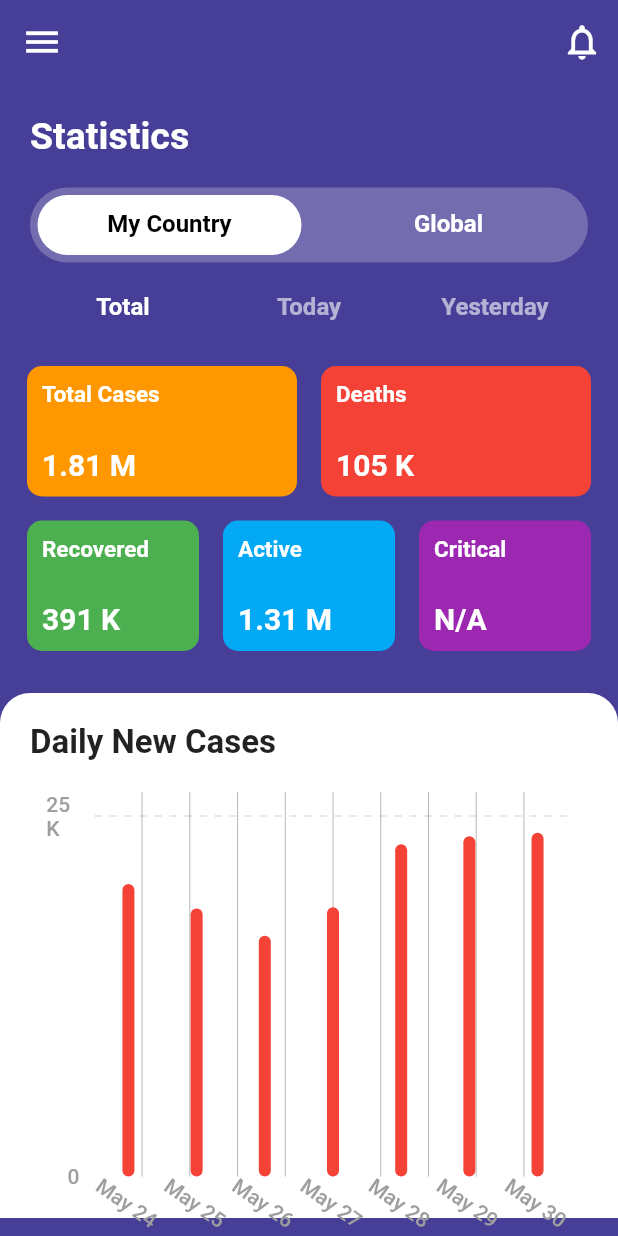
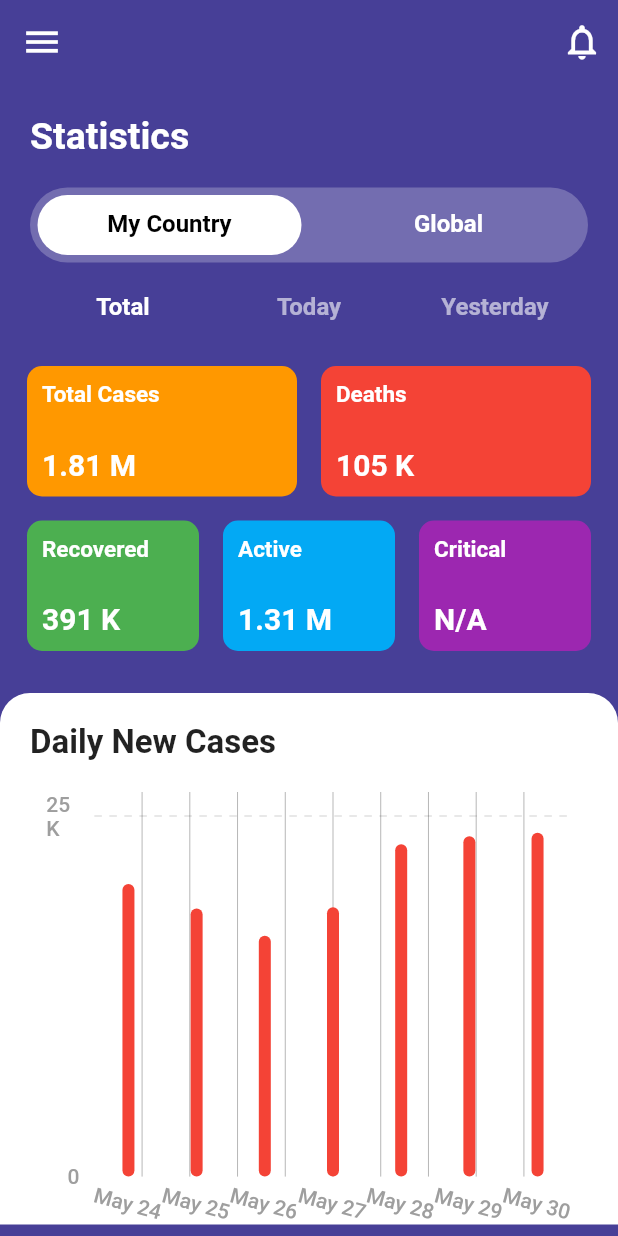
Before and after one commit to dineshsy/Prevail, a Flutter app: the StatsScreen screen opened directly, on a phone screen of 412 x 824 dp. Run offline on Flutter 3.47's test engine with Material 2 defaults, Android fonts, the phone set to English and light mode, and no system bars; drawn by our look-alikes of fl_chart; our stand-ins replace bubble_tab_indicator.

Commit message:
Fix: Barchart Overlapping

```diff
--- a/lib/widgets/covid_bar_chart.dart
+++ b/lib/widgets/covid_bar_chart.dart
@@ -10,7 +10,7 @@ class CovidBarChart extends StatelessWidget {
   @override
   Widget build(BuildContext context) {
     return Container(
-      height: 350.0,
+      // height: MediaQuery.of(context).size.height * 0.,
       decoration: BoxDecoration(
         color: Colors.white,
         borderRadius: BorderRadius.only(
@@ -44,7 +44,7 @@ class CovidBarChart extends StatelessWidget {
                     margin: 10.0,
                     showTitles: true,
                     textStyle: Styles.chartLabelsTextStyle,
-                    rotateAngle: 35.0,
+                    rotateAngle: 15.0,
                     getTitles: (double value) {
                       switch (value.toInt()) {
                         case 0:
```
Also changed, not shown: 2 other files.
